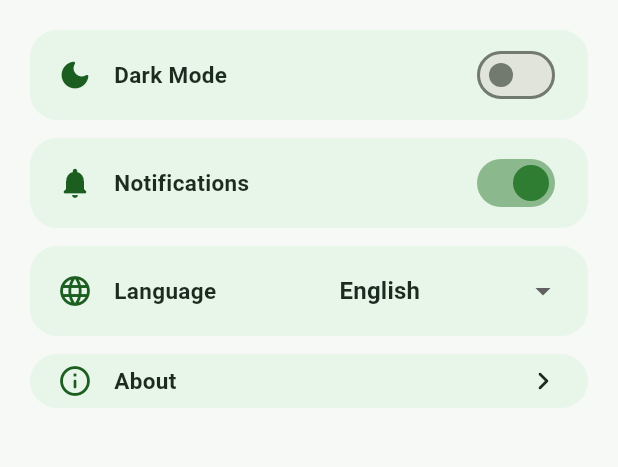
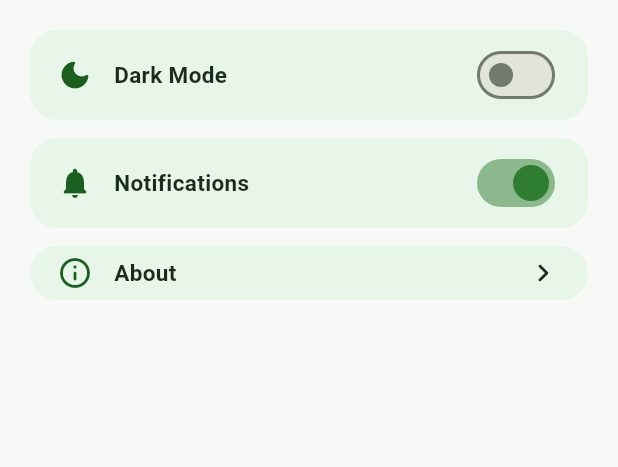
Before and after one commit to jiayee-04/ev_connect, a Flutter app: the SettingsScreen screen opened directly, on a phone screen of 412 x 824 dp, the part 96-563 px from its top. Run offline on Flutter 3.47's test engine with Material 3 defaults, Android fonts, the phone set to English and light mode, and no system bars; our stand-ins replace firebase_auth, firebase_core, flutter_local_notifications, flutter_map, geolocator, google_sign_in and 2 more; accounts and stored records are empty.

Commit message:
update 25-08

```diff
--- a/lib/l10n/app_strings.dart
+++ b/lib/l10n/app_strings.dart
@@ -1,21 +1,16 @@
 import '../services/locale_controller.dart';
 
-/// Small hand-rolled translation lookup (not full ARB/gen-l10n codegen,
-/// which needs the Flutter toolchain to run) covering the app's highest
-/// traffic surfaces: bottom navigation, main screen headers, Settings,
-/// and Home's quick actions. See IMPROVEMENTS.md for what's covered vs.
-/// what would need a follow-up pass to translate the rest of the app.
+
 class AppStrings {
   AppStrings._();
 
-  static const Map<String, Map<String, String>> _values = {
-    'en': {
+  static const Map<String, String> _values = {
     'nav_home': 'Home',
     'nav_stations': 'Stations',
     'nav_vehicle': 'Vehicle',
     'nav_alerts': 'Alerts',
     'nav_profile': 'Profile',
-      'home_title': 'My vehicle',
+    'home_title': 'Home',
     'quick_charging_station': 'Charging\nStation',
     'quick_favourites': 'Favourites',
     'quick_charging_history': 'Charging\nHistory',
@@ -24,69 +19,11 @@ class AppStrings {
     'see_all': 'See all',
     'settings_title': 'Settings',
     'dark_mode': 'Dark Mode',
-      'language': 'Language',
     'notifications': 'Notifications',
     'about': 'About',
-      'language_changed': 'Language changed to English',
     'dark_mode_on': 'Dark mode turned on',
     'dark_mode_off': 'Dark mode turned off',
-    },
-    'ms': {
-      'nav_home': 'Utama',
-      'nav_stations': 'Stesen',
-      'nav_vehicle': 'Kenderaan',
-      'nav_alerts': 'Makluman',
-      'nav_profile': 'Profil',
-      'home_title': 'Kenderaan saya',
-      'quick_charging_station': 'Stesen\nCas',
-      'quick_favourites': 'Kegemaran',
-      'quick_charging_history': 'Sejarah\nCas',
-      'quick_my_route': 'Laluan\nSaya',
-      'nearby_stations': 'Stesen Berhampiran',
-      'see_all': 'Lihat semua',
-      'settings_title': 'Tetapan',
-      'dark_mode': 'Mod Gelap',
-      'language': 'Bahasa',
-      'notifications': 'Pemberitahuan',
-      'about': 'Tentang',
-      'language_changed': 'Bahasa ditukar kepada Bahasa Malaysia',
-      'dark_mode_on': 'Mod gelap dihidupkan',
-      'dark_mode_off': 'Mod gelap dimatikan',
-    },
-    'zh': {
-      'nav_home': '首页',
-      'nav_stations': '充电站',
-      'nav_vehicle': '车辆',
-      'nav_alerts': '通知',
-      'nav_profile': '我的',
-      'home_title': '我的车辆',
-      'quick_charging_station': '充电站',
-      'quick_favourites': '收藏',
-      'quick_charging_history': '充电记录',
-      'quick_my_route': '路线规划',
-      'nearby_stations': '附近充电站',
-      'see_all': '查看全部',
-      'settings_title': '设置',
-      'dark_mode': '深色模式',
-      'language': '语言',
-      'notifications': '通知',
-      'about': '关于',
-      'language_changed': '语言已切换为中文',
-      'dark_mode_on': '深色模式已开启',
-      'dark_mode_off': '深色模式已关闭',
-    },
   };
 
-  /// Looks up [key] in the current locale (from [LocaleController]),
-  /// falling back to English, then to the raw key if truly missing.
-  static String t(String key) {
-    final code = LocaleController.instance.value.languageCode;
-    return _values[code]?[key] ?? _values['en']?[key] ?? key;
+  static String t(String key) => _values[key] ?? key;
 }
-
-  static const languageNames = {
-    'en': 'English',
-    'ms': 'Bahasa Malaysia',
-    'zh': '中文',
-  };
-}
--- a/lib/screens/profile/settings_screen.dart
+++ b/lib/screens/profile/settings_screen.dart
@@ -2,7 +2,6 @@ import 'package:flutter/material.dart';
 import '../../theme/app_theme.dart';
 import '../../widgets/app_header.dart';
 import '../../services/theme_controller.dart';
-import '../../services/locale_controller.dart';
 import '../../l10n/app_strings.dart';
 
 class SettingsScreen extends StatefulWidget {
@@ -29,21 +28,8 @@ class _SettingsScreenState extends State<SettingsScreen> {
     );
   }
 
-  Future<void> _changeLanguage(String code) async {
-    await LocaleController.instance.setLocale(code);
-    if (!mounted) return;
-    setState(() {});
-    ScaffoldMessenger.of(context).showSnackBar(
-      SnackBar(
-        content: Text(AppStrings.t('language_changed')),
-        duration: const Duration(seconds: 2),
-      ),
-    );
-  }
-
   @override
   Widget build(BuildContext context) {
-    final currentCode = LocaleController.instance.value.languageCode;
     return Scaffold(
       appBar: AppHeader(title: AppStrings.t('settings_title')),
       body: ListView(
@@ -66,24 +52,6 @@ class _SettingsScreenState extends State<SettingsScreen> {
               value: _notifications,
               activeColor: AppColors.primary,
               onChanged: (v) => setState(() => _notifications = v),
-            ),
-          ),
-          const SizedBox(height: 12),
-          _settingsTile(
-            icon: Icons.language_rounded,
-            title: AppStrings.t('language'),
-            trailing: DropdownButton<String>(
-              value: currentCode,
-              underline: const SizedBox(),
-              items: AppStrings.languageNames.entries
-                  .map((e) => DropdownMenuItem(
-                      value: e.key,
-                      child: Text(e.value,
-                          style: const TextStyle(color: AppColors.textDark))))
-                  .toList(),
-              onChanged: (v) {
-                if (v != null) _changeLanguage(v);
-              },
             ),
           ),
           const SizedBox(height: 12),
--- a/lib/screens/station/search_screen.dart
+++ b/lib/screens/station/search_screen.dart
@@ -14,8 +14,8 @@ class StationSearchScreen extends StatefulWidget {
 
 class _StationSearchScreenState extends State<StationSearchScreen> {
   final _controller = TextEditingController();
-  List<String> _recent = ['JomCharge KL Sentral', 'Shell Recharge Rawang'];
-  static const _popular = ['Tesla Supercharger', 'Gentari Pavilion', 'Petronas DC Charger'];
+  List<String> _recent = ['JomCharge Sunway Pyramid', 'Shell Recharge Rawang'];
+  static const _popular = ['Tesla Supercharger', 'Gentari Pavilion', 'Petronas EV Charger'];
   List<ChargingStation> _results = [];
 
   void _search(String query) {
```
Lines whose indentation alone changed are shown as unchanged.
